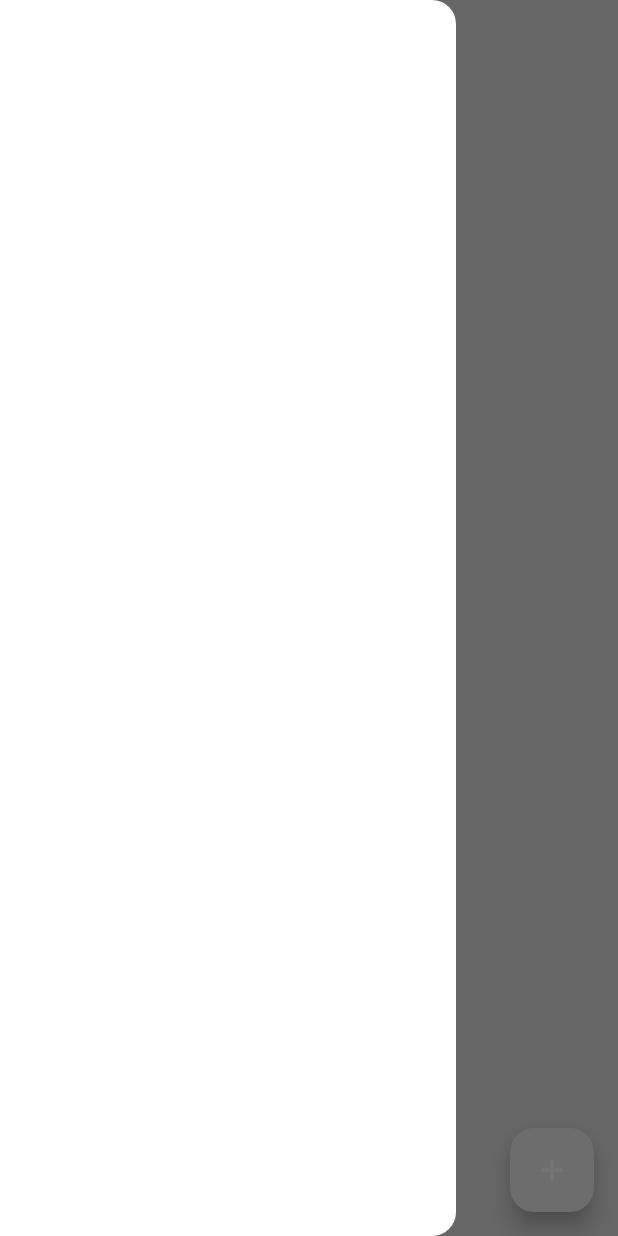
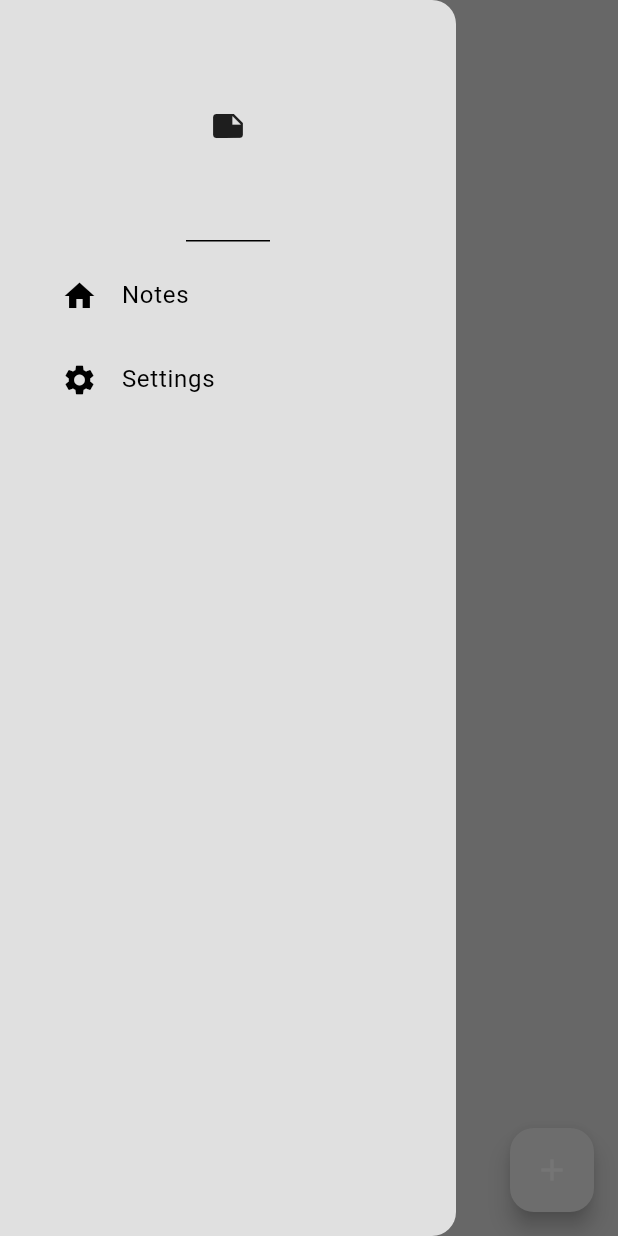
Before and after one commit to emekss/Notes_App, a Flutter app: the screen it shows after launch, with the side drawer open, on a phone screen of 412 x 824 dp. Run offline on Flutter 3.47's test engine with Material 3 defaults, Android fonts, the phone set to English and light mode, and no system bars; our stand-ins replace google_fonts, isar; accounts and stored records are empty; generated files the repository leaves out were written again.

Commit message:
notespage updated

```diff
--- /dev/null
+++ b/lib/components/drawer.dart
@@ -0,0 +1,33 @@
+import 'package:flutter/material.dart';
+import 'package:notes_app/components/drawer_tile.dart';
+
+class MyDrawer extends StatelessWidget {
+  const MyDrawer({super.key});
+
+  @override
+  Widget build(BuildContext context) {
+    return Drawer(
+      backgroundColor: Theme.of(context).colorScheme.background,
+      child: Column(
+        children: [
+          //header
+          DrawerHeader(child: Icon(Icons.note)),
+
+          //notes title
+          DrawerTile(
+            leading: Icon(Icons.home),
+            onTap: () {},
+            title: 'Notes',
+          ),
+
+          //setting tile
+          DrawerTile(
+            leading: Icon(Icons.settings),
+            onTap: () {},
+            title: 'Settings',
+          )
+        ],
+      ),
+    );
+  }
+}
--- /dev/null
+++ b/lib/components/drawer_tile.dart
@@ -0,0 +1,25 @@
+import 'package:flutter/material.dart';
+
+class DrawerTile extends StatelessWidget {
+  final String title;
+  final Widget leading;
+  final void Function()? onTap;
+  const DrawerTile({
+    super.key,
+    required this.leading,
+    required this.onTap,
+    required this.title,
+  });
+
+  @override
+  Widget build(BuildContext context) {
+    return Padding(
+      padding: const EdgeInsets.only(left: 25),
+      child: ListTile(
+        title: Text(title),
+        leading: leading,
+        onTap: onTap,
+      ),
+    );
+  }
+}
--- a/lib/pages/notes_page.dart
+++ b/lib/pages/notes_page.dart
@@ -1,6 +1,7 @@
 import 'package:flutter/material.dart';
 import 'package:flutter/widgets.dart';
 import 'package:google_fonts/google_fonts.dart';
+import 'package:notes_app/components/drawer.dart';
 import 'package:notes_app/models/note_database.dart';
 import 'package:provider/provider.dart';
 
@@ -111,7 +112,7 @@ class _NotesPageState extends State<NotesPage> {
         onPressed: createNote,
         child: const Icon(Icons.add),
       ),
-      drawer: Drawer(),
+      drawer: const MyDrawer(),
       body: Column(
         crossAxisAlignment: CrossAxisAlignment.start,
         children: [
```
